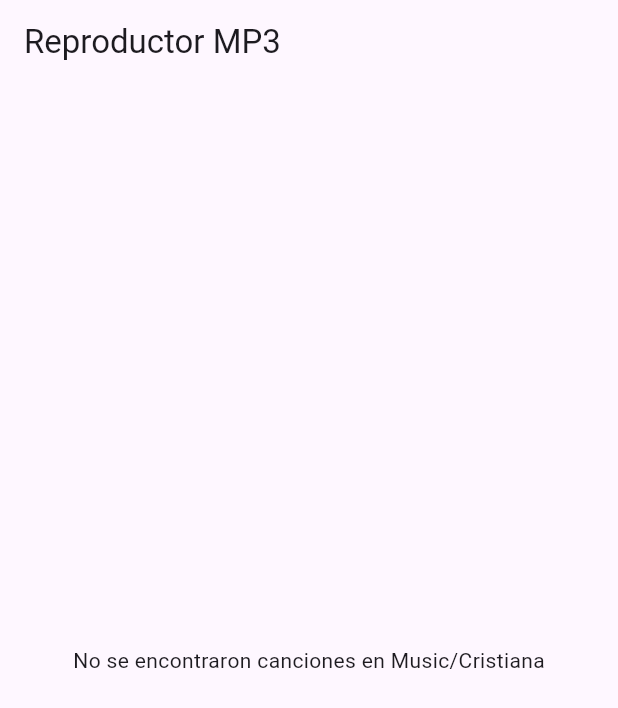
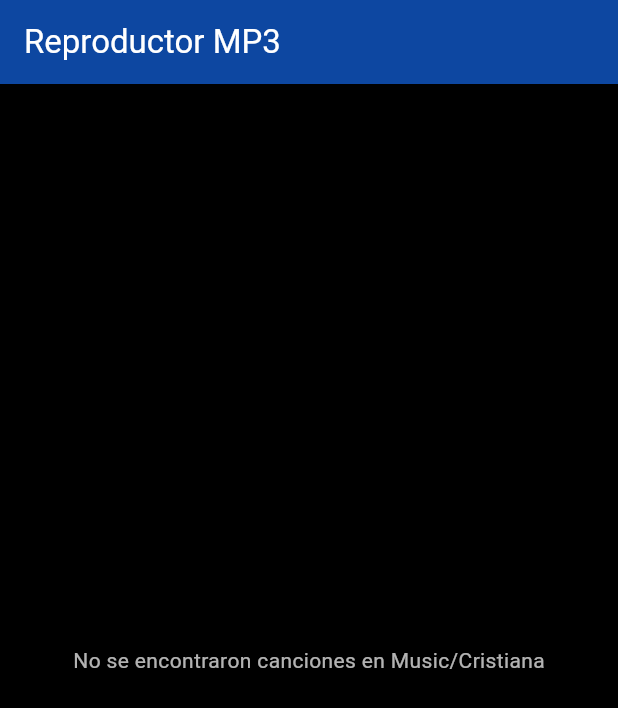
Before and after one commit to tavo0132/reproductor-mp3, a Flutter app: the screen it shows after launch, on a phone screen of 412 x 824 dp. Shown: the top 708 px of the screen. Run offline on Flutter 3.47's test engine with Material 3 defaults, Android fonts, the phone set to English and light mode, and no system bars; our stand-ins replace device_info_plus, just_audio, permission_handler.

Commit message:
Mejoras generales: permisos, compatibilidad y controles de reproducción

```diff
--- a/lib/main.dart
+++ b/lib/main.dart
@@ -1,3 +1,4 @@
+import 'package:device_info_plus/device_info_plus.dart';
 import 'package:flutter/material.dart';
 import 'package:just_audio/just_audio.dart';
 import 'package:permission_handler/permission_handler.dart';
@@ -45,17 +46,34 @@ class _AudioPlayerScreenState extends State<AudioPlayerScreen> {
   }
 
   Future<void> _loadMusicFromDevice() async {
-    // Solicitar permisos de almacenamiento
+    // Solicitar permisos de almacenamiento según versión de Android
     if (Platform.isAndroid) {
+      final deviceInfo = DeviceInfoPlugin();
+      final androidInfo = await deviceInfo.androidInfo;
+      final sdkInt = androidInfo.version.sdkInt;
+      if (sdkInt >= 30) {
+        // Android 11 o superior
         if (await Permission.manageExternalStorage.isGranted == false) {
           var status = await Permission.manageExternalStorage.request();
           if (!status.isGranted) {
-          // Si el permiso no se concede, abrir la configuración
             await openAppSettings();
             setState(() {
               _playlist = [];
             });
             return;
+          }
+        }
+      } else {
+        // Android 10 o menor
+        if (await Permission.storage.isGranted == false) {
+          var status = await Permission.storage.request();
+          if (!status.isGranted) {
+            await openAppSettings();
+            setState(() {
+              _playlist = [];
+            });
+            return;
+          }
         }
       }
     }
@@ -67,10 +85,15 @@ class _AudioPlayerScreenState extends State<AudioPlayerScreen> {
           .where((f) => f.path.endsWith('.mp3'))
           .map((f) => f.path)
           .toList();
+      print('Archivos encontrados en /storage/emulated/0/Music/Cristiana:');
+      for (var f in files) {
+        print(f);
+      }
       setState(() {
         _playlist = files;
       });
     } else {
+      print('La carpeta /storage/emulated/0/Music/Cristiana no existe');
       setState(() {
         _playlist = [];
       });
@@ -110,37 +133,176 @@ class _AudioPlayerScreenState extends State<AudioPlayerScreen> {
   @override
   Widget build(BuildContext context) {
     return Scaffold(
+      backgroundColor: Colors.black,
       appBar: AppBar(
-        title: Text('Reproductor MP3'),
+        backgroundColor: Colors.blue[900],
+        title: Text('Reproductor MP3', style: TextStyle(color: Colors.white)),
+        elevation: 0,
       ),
       body: _playlist.isEmpty
           ? Center(
-              child: Text('No se encontraron canciones en Music/Cristiana'))
+              child: Text('No se encontraron canciones en Music/Cristiana',
+                  style: TextStyle(color: Colors.white70)))
           : Column(
               children: [
-                Row(
-                  mainAxisAlignment: MainAxisAlignment.spaceEvenly,
+                // Panel superior: información de la canción
+                Container(
+                  color: Colors.blueGrey[900],
+                  padding: EdgeInsets.symmetric(horizontal: 16, vertical: 8),
+                  child: Row(
                     children: [
-                    TurntableWidget(
-                        isPlaying: _isPlaying, label: 'turntable_1'),
-                    TurntableWidget(
-                        isPlaying: _isPlaying, label: 'turntable_2'),
+                      Icon(Icons.music_note, color: Colors.white),
+                      SizedBox(width: 10),
+                      Expanded(
+                        child: Text(
+                          _playlist.isNotEmpty
+                              ? _playlist[_currentIndex].split('/').last
+                              : 'N/A',
+                          style: TextStyle(
+                              color: Colors.white,
+                              fontWeight: FontWeight.bold,
+                              fontSize: 16),
+                          overflow: TextOverflow.ellipsis,
+                        ),
+                      ),
+                      StreamBuilder<Duration?>(
+                        stream: _audioPlayer.durationStream,
+                        builder: (context, snapshot) {
+                          final duration = snapshot.data ?? Duration.zero;
+                          return Text(
+                            '${duration.inMinutes}:${(duration.inSeconds % 60).toString().padLeft(2, '0')}',
+                            style: TextStyle(color: Colors.white70),
+                          );
+                        },
+                      ),
                     ],
                   ),
+                ),
+                // Barra de progreso
+                StreamBuilder<Duration>(
+                  stream: _audioPlayer.positionStream,
+                  builder: (context, snapshot) {
+                    final position = snapshot.data ?? Duration.zero;
+                    return LinearProgressIndicator(
+                      value: (_audioPlayer.duration != null &&
+                              _audioPlayer.duration!.inMilliseconds > 0)
+                          ? position.inMilliseconds /
+                              _audioPlayer.duration!.inMilliseconds
+                          : 0.0,
+                      backgroundColor: Colors.blueGrey[800],
+                      valueColor:
+                          AlwaysStoppedAnimation<Color>(Colors.blueAccent),
+                      minHeight: 6,
+                    );
+                  },
+                ),
+                // Panel de controles
+                Container(
+                  color: Colors.blueGrey[900],
+                  padding: EdgeInsets.symmetric(vertical: 12, horizontal: 8),
+                  child: Row(
+                    mainAxisAlignment: MainAxisAlignment.center,
+                    children: [
+                      IconButton(
+                        icon: Icon(Icons.skip_previous, color: Colors.white),
+                        iconSize: 32,
+                        onPressed: _currentIndex > 0
+                            ? () {
+                                setState(() {
+                                  _currentIndex--;
+                                });
+                                _playAudio();
+                              }
+                            : null,
+                      ),
+                      IconButton(
+                        icon: Icon(
+                            _isPlaying ? Icons.pause_circle : Icons.play_circle,
+                            color: Colors.white),
+                        iconSize: 48,
+                        onPressed: _playlist.isEmpty
+                            ? null
+                            : () {
+                                if (_isPlaying) {
+                                  _audioPlayer.pause();
+                                  setState(() => _isPlaying = false);
+                                } else {
+                                  _audioPlayer.play();
+                                  setState(() => _isPlaying = true);
+                                }
+                              },
+                      ),
+                      IconButton(
+                        icon: Icon(Icons.stop_circle, color: Colors.white),
+                        iconSize: 40,
+                        onPressed: _isPlaying ? _stopAudio : null,
+                      ),
+                      IconButton(
+                        icon: Icon(Icons.skip_next, color: Colors.white),
+                        iconSize: 32,
+                        onPressed: _currentIndex < _playlist.length - 1
+                            ? () {
+                                setState(() {
+                                  _currentIndex++;
+                                });
+                                _playAudio();
+                              }
+                            : null,
+                      ),
+                      SizedBox(width: 16),
+                      Icon(Icons.volume_up, color: Colors.white),
+                      SizedBox(
+                        width: 100,
+                        child: Slider(
+                          value: _audioPlayer.volume,
+                          onChanged: (value) {
+                            setState(() {
+                              _audioPlayer.setVolume(value);
+                            });
+                          },
+                          min: 0.0,
+                          max: 1.0,
+                          activeColor: Colors.blueAccent,
+                          inactiveColor: Colors.blueGrey[700],
+                        ),
+                      ),
+                    ],
+                  ),
+                ),
+                // Ecualizador decorativo (no funcional por ahora)
+                Container(
+                  color: Colors.blueGrey[800],
+                  padding: EdgeInsets.symmetric(vertical: 8),
+                  child: Row(
+                    mainAxisAlignment: MainAxisAlignment.spaceEvenly,
+                    children: List.generate(10, (i) {
+                      return Container(
+                        width: 10,
+                        height: 40 + (i % 2 == 0 ? 10 : 0),
+                        decoration: BoxDecoration(
+                          color: Colors.blue[900],
+                          borderRadius: BorderRadius.circular(4),
+                        ),
+                      );
+                    }),
+                  ),
+                ),
+                // Lista de reproducción
                 Padding(
-                  padding: const EdgeInsets.all(8.0),
+                  padding: const EdgeInsets.symmetric(vertical: 8.0),
                   child: Text(
                     'Lista de reproducción',
-                    style: TextStyle(fontSize: 20, fontWeight: FontWeight.bold),
+                    style: TextStyle(
+                        fontSize: 18,
+                        fontWeight: FontWeight.bold,
+                        color: Colors.white),
                   ),
                 ),
                 Expanded(
                   child: ReorderableListView(
                     onReorder: (oldIndex, newIndex) {
                       setState(() {
-                        if (newIndex > oldIndex) {
-                          newIndex -= 1;
-                        }
+                        if (newIndex > oldIndex) newIndex -= 1;
                         final item = _playlist.removeAt(oldIndex);
                         _playlist.insert(newIndex, item);
                         if (_currentIndex == oldIndex) {
@@ -162,10 +324,14 @@ class _AudioPlayerScreenState extends State<AudioPlayerScreen> {
                             index == _currentIndex
                                 ? Icons.play_arrow
                                 : Icons.music_note,
-                            color: index == _currentIndex ? Colors.blue : null,
+                            color: index == _currentIndex
+                                ? Colors.blueAccent
+                                : Colors.white70,
                           ),
-                          title: Text(_playlist[index].split('/').last),
+                          title: Text(_playlist[index].split('/').last,
+                              style: TextStyle(color: Colors.white)),
                           selected: index == _currentIndex,
+                          selectedTileColor: Colors.blueGrey[700],
                           onTap: () async {
                             setState(() {
                               _currentIndex = index;
@@ -176,102 +342,13 @@ class _AudioPlayerScreenState extends State<AudioPlayerScreen> {
                     ],
                   ),
                 ),
-                Column(
-                  children: [
-                    Text(
-                      'Canción actual: ' +
-                          (_playlist.isNotEmpty
-                              ? _playlist[_currentIndex].split('/').last
-                              : 'N/A'),
-                      style:
-                          TextStyle(fontSize: 16, fontWeight: FontWeight.bold),
-                    ),
-                    StreamBuilder<Duration?>(
-                      stream: _audioPlayer.durationStream,
-                      builder: (context, snapshot) {
-                        final duration = snapshot.data ?? Duration.zero;
-                        return Text(
-                            'Duración: ${duration.inMinutes}:${(duration.inSeconds % 60).toString().padLeft(2, '0')}');
-                      },
-                    ),
-                    StreamBuilder<Duration>(
-                      stream: _audioPlayer.positionStream,
-                      builder: (context, snapshot) {
-                        final position = snapshot.data ?? Duration.zero;
-                        return Text(
-                            'Progreso: ${position.inMinutes}:${(position.inSeconds % 60).toString().padLeft(2, '0')}');
-                      },
-                    ),
-                  ],
-                ),
-                Row(
-                  mainAxisAlignment: MainAxisAlignment.center,
-                  children: [
-                    ElevatedButton(
-                      onPressed:
-                          _isPlaying || _playlist.isEmpty ? null : _playAudio,
-                      child: Text('Reproducir'),
-                    ),
-                    SizedBox(width: 20),
-                    ElevatedButton(
-                      onPressed: _isPlaying ? _stopAudio : null,
-                      child: Text('Detener'),
-                    ),
-                    SizedBox(width: 20),
-                    ElevatedButton(
-                      onPressed:
-                          _currentIndex < _playlist.length - 1 && _isPlaying
-                              ? _playNextWithFade
-                              : null,
-                      child: Text('Siguiente'),
-                    ),
-                  ],
-                ),
-                SizedBox(height: 16),
-                Row(
-                  mainAxisAlignment: MainAxisAlignment.center,
-                  children: [
-                    ElevatedButton(
-                      onPressed: _currentIndex > 0
-                          ? () {
-                              setState(() {
-                                _currentIndex--;
-                              });
-                              _playAudio();
-                            }
-                          : null,
-                      child: Text('Anterior'),
-                    ),
-                    SizedBox(width: 20),
-                    ElevatedButton(
-                      onPressed: _currentIndex < _playlist.length - 1
-                          ? () {
-                              setState(() {
-                                _currentIndex++;
-                              });
-                              _playAudio();
-                            }
-                          : null,
-                      child: Text('Siguiente'),
-                    ),
-                  ],
-                ),
-                SizedBox(height: 16),
-                Row(
-                  mainAxisAlignment: MainAxisAlignment.center,
-                  children: [
-                    Text('Volumen'),
-                    Slider(
-                      value: _audioPlayer.volume,
-                      onChanged: (value) {
-                        setState(() {
-                          _audioPlayer.setVolume(value);
-                        });
-                      },
-                      min: 0.0,
-                      max: 1.0,
-                    ),
-                  ],
+                // Espacio para banner de publicidad
+                Container(
+                  height: 60,
+                  color: Colors.white,
+                  alignment: Alignment.center,
+                  child: Text('Espacio para publicidad',
+                      style: TextStyle(color: Colors.black54)),
                 ),
               ],
             ),
--- a/pubspec.yaml
+++ b/pubspec.yaml
@@ -12,6 +12,7 @@ dependencies:
   just_audio: ^0.9.30
   permission_handler: ^11.3.0
   path_provider: ^2.1.2
+  device_info_plus: ^12.2.0
 
 dev_dependencies:
   flutter_test:
```
Also changed, not shown: pubspec.lock, 1 other file. Lines whose indentation alone changed are shown as unchanged.
